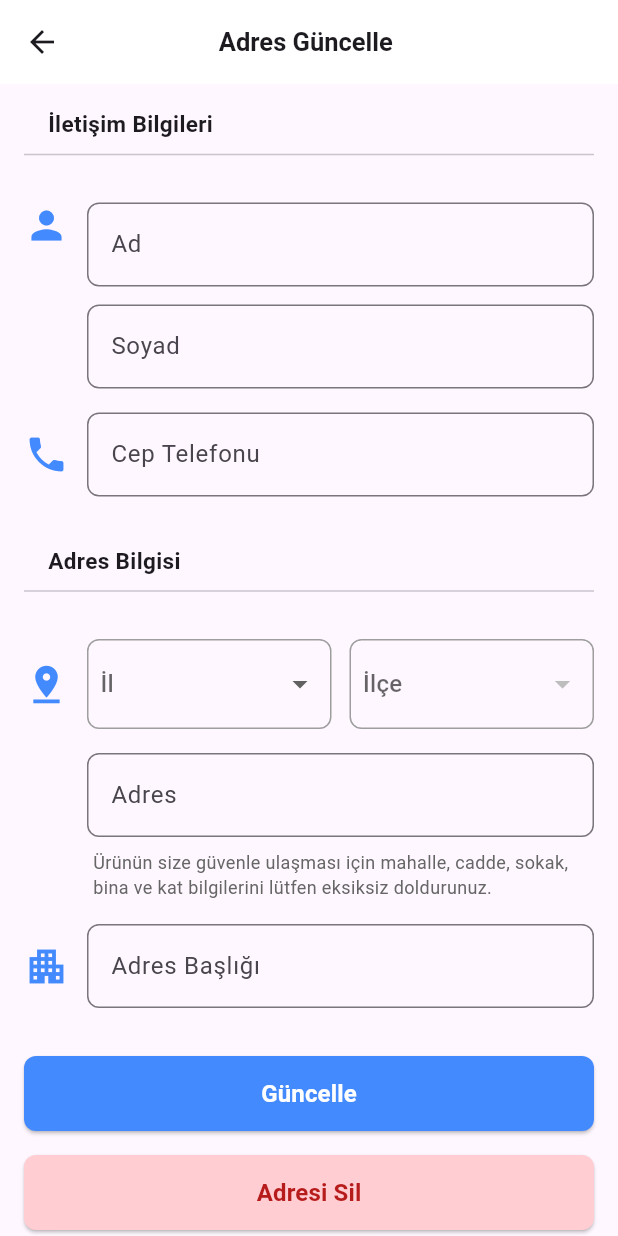
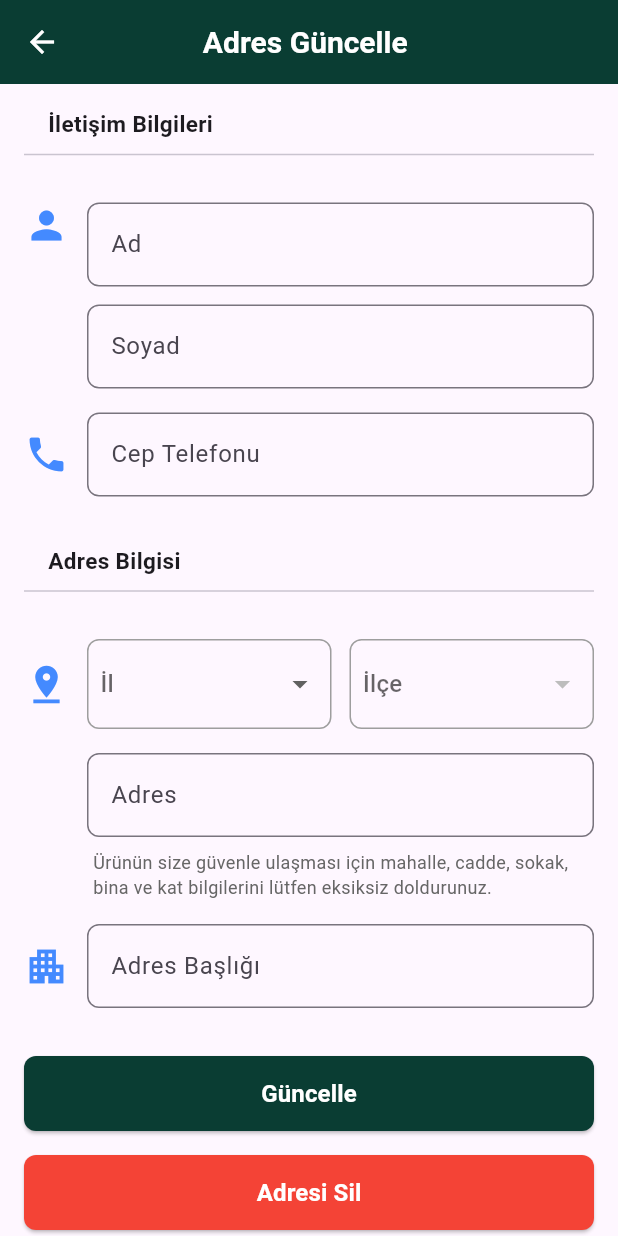
Before and after one commit to umutozalp/bitirme, a Flutter app: the AddressInfo screen opened directly, on a phone screen of 412 x 824 dp. Run offline on Flutter 3.47's test engine with Material 3 defaults, Android fonts, the phone set to English and light mode, and no system bars; our stand-ins replace cloud_firestore, email_validator, firebase_auth, firebase_core, flutter_credit_card, flutter_pw_validator and 7 more; missing offline and left inert: flutter_stripe; accounts and stored records are empty.

Commit message:
onucuncu degisiklik

```diff
--- a/lib/src/model/product.dart
+++ b/lib/src/model/product.dart
@@ -42,6 +42,7 @@ class Product {
 // bir ürün oluşturulduğunda otomatik constructor calısıyor ve mu metodu cagırıyoruz
   //bu metot da olusturdugumuz json dosyasındaki verileri çekip about fieldına
   //atıyor
+
   Future<void> loadAbout() async {
     final String response =
         await rootBundle.loadString('assets/data/product_details.json');
--- a/lib/src/view/screen/address_info_screen.dart
+++ b/lib/src/view/screen/address_info_screen.dart
@@ -194,8 +194,10 @@ class _AddressInfoState extends State<AddressInfo> {
       appBar: AppBar(
         title: const Text(
           'Adres Güncelle ',
-          style: TextStyle(fontSize: 17, fontWeight: FontWeight.bold),
+          style: TextStyle(fontSize: 20, fontWeight: FontWeight.bold, color: Colors.white),
         ),
+        iconTheme: IconThemeData(color: Colors.white),
+        backgroundColor: Color.fromRGBO(10, 61, 51, 1.0),
       ),
       body: SingleChildScrollView(
         padding: const EdgeInsets.all(16.0),
@@ -403,7 +405,7 @@ class _AddressInfoState extends State<AddressInfo> {
               child: ElevatedButton(
                 onPressed: _updateAddress,
                 style: ElevatedButton.styleFrom(
-                  backgroundColor: Colors.blueAccent,
+                  backgroundColor: Color.fromRGBO(10, 61, 51, 1.0),
                   foregroundColor: Colors.white,
                   shape: RoundedRectangleBorder(
                     borderRadius: BorderRadius.circular(8),
@@ -425,7 +427,7 @@ class _AddressInfoState extends State<AddressInfo> {
               child: ElevatedButton(
                 onPressed: _deleteAddress,
                 style: ElevatedButton.styleFrom(
-                  backgroundColor: Colors.red[100],
+                  backgroundColor: Colors.red,
                   foregroundColor: Colors.red[900],
                   shape: RoundedRectangleBorder(
                     borderRadius: BorderRadius.circular(8),
@@ -436,6 +438,7 @@ class _AddressInfoState extends State<AddressInfo> {
                   style: TextStyle(
                     fontSize: 16,
                     fontWeight: FontWeight.bold,
+                    color: Colors.white,
                   ),
                 ),
               ),
```
Also changed, not shown: lib/service/auth.dart (+0 -12 lines), lib/service/firestore_database.dart (+4 -8 lines), lib/src/view/screen/add_address_screen.dart (+8 -8 lines), lib/src/view/screen/address_screen.dart (+1 -17 lines), lib/src/view/screen/cart_screen.dart (+29 -30 lines), lib/src/view/screen/home_screen.dart (+4 -13 lines), lib/src/view/screen/login_screen.dart (+3 -6 lines), lib/src/view/screen/product_list_screen.dart (+3 -8 lines), lib/src/view/screen/profile_screen.dart (+5 -21 lines), lib/src/view/screen/register_screen.dart (+1 -9 lines), lib/src/view/screen/user_info_screen.dart (+2 -9 lines).
